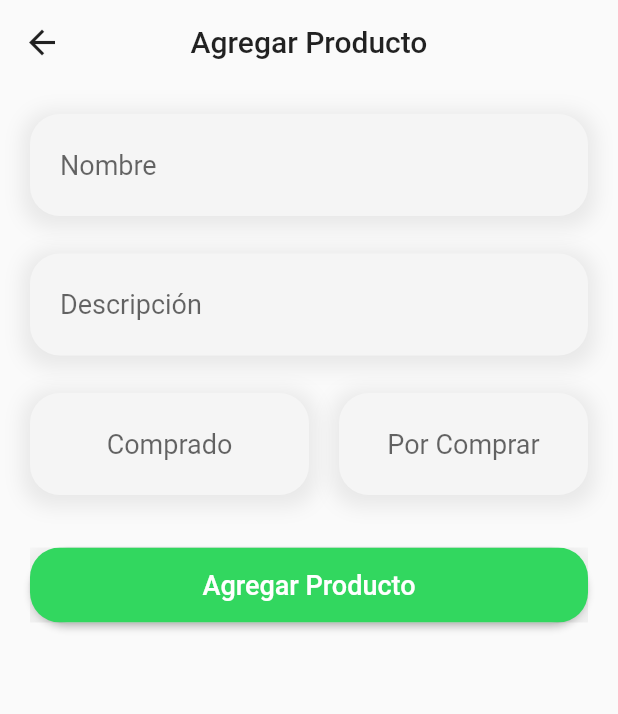
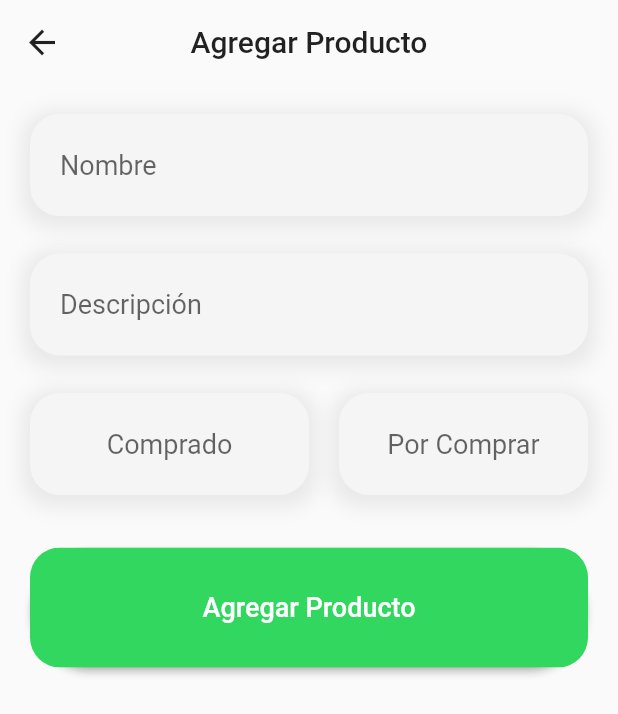
Before and after one commit to LucianoLupo/flutter-super-list, a Flutter app: the AddProductPage screen opened by its route, on a phone screen of 412 x 824 dp. Shown: the top 714 px of the screen. Run offline on Flutter 3.47's test engine with Material 2 defaults, Android fonts, the phone set to English and light mode, and no system bars; our stand-ins replace sqflite; accounts and stored records are empty.

```diff
--- a/lib/src/pages/add_product_page.dart
+++ b/lib/src/pages/add_product_page.dart
@@ -16,18 +16,14 @@ class _AddProductPageState extends State<AddProductPage> {
 
   int id;
   String uuid;
-  int expectedQuantity = 10;
-  int purchasedQuantity = 0;
-  String name = "producto";
-  String description = "description";
-
-  TextEditingController _textController;
+  int expectedQuantity;
+  int purchasedQuantity;
+  String name;
+  String description;
 
   @override
   void initState() {
     super.initState();
-
-    _textController = new TextEditingController(text: '');
   }
 
   @override
@@ -186,8 +182,9 @@ class _AddProductPageState extends State<AddProductPage> {
         Container(
           margin: const EdgeInsets.only(
               left: 20.0, right: 20, top: 30.0, bottom: 5.0),
-          height: 50.0,
+          height: 80.0,
           child: RaisedButton(
+            color: Colors.transparent,
             onPressed: () => _addProduct(context),
             shape: RoundedRectangleBorder(
                 borderRadius: BorderRadius.circular(80.0)),
@@ -202,17 +199,9 @@ class _AddProductPageState extends State<AddProductPage> {
                     begin: Alignment.topLeft,
                     end: Alignment.bottomRight,
                   ),
-                  boxShadow: [
-                    BoxShadow(
-                      color: Color.fromRGBO(0, 0, 0, 0.07),
-                      spreadRadius: 5,
-                      blurRadius: 10,
-                      offset: Offset(0, 3),
-                    ),
-                  ],
                   borderRadius: BorderRadius.circular(20.0)),
               child: Container(
-                constraints: BoxConstraints(minHeight: 50.0),
+                constraints: BoxConstraints(minHeight: 60.0),
                 alignment: Alignment.center,
                 child: Text(
                   "Agregar Producto",
```
Also changed, not shown: pubspec.lock.
